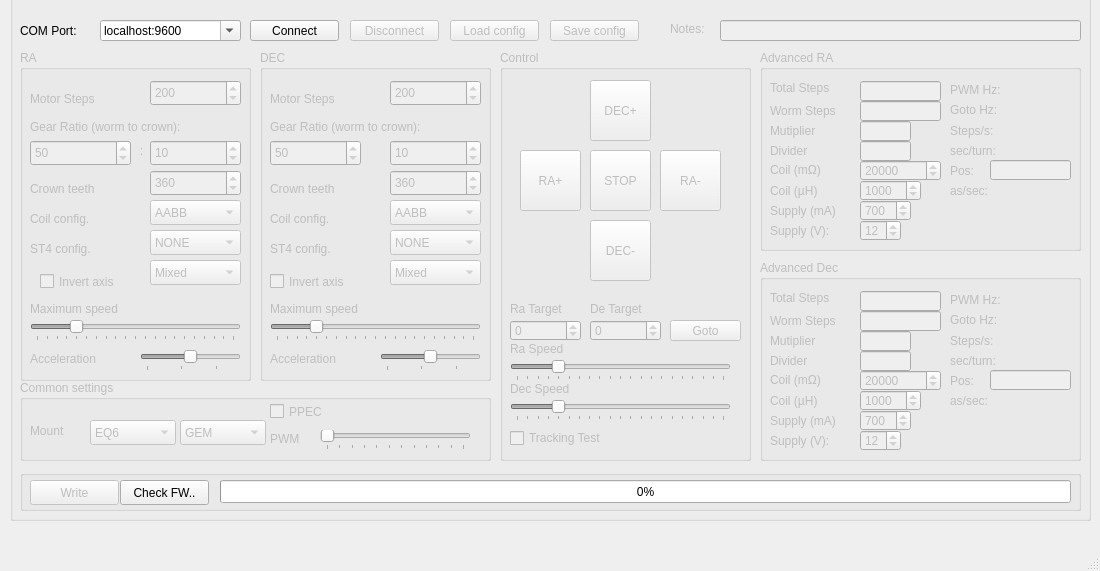
Qt form mainwindow.ui (ahp-electronics/gt-configurator) before a commit.
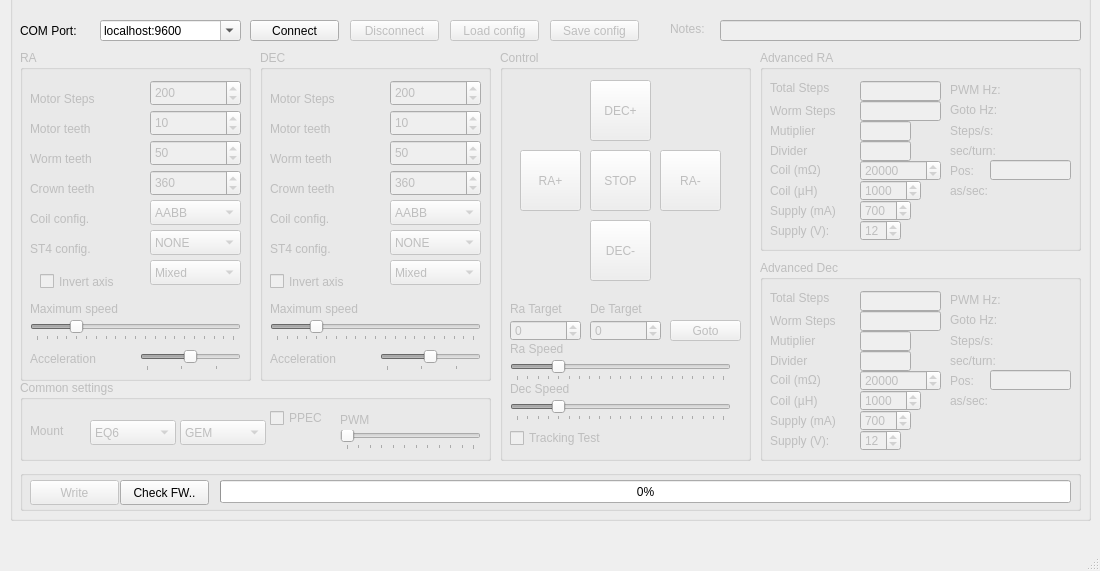
The same form after that commit.

Patch:
```diff
--- a/mainwindow.ui
+++ b/mainwindow.ui
@@ -63,9 +63,9 @@
      <widget class="QSpinBox" name="Worm_0">
       <property name="geometry">
        <rect>
-        <x>10</x>
+        <x>130</x>
         <y>90</y>
-        <width>101</width>
+        <width>91</width>
         <height>26</height>
        </rect>
       </property>
@@ -111,6 +111,19 @@
        <string>Motor Steps</string>
       </property>
      </widget>
+     <widget class="QLabel" name="label_4">
+      <property name="geometry">
+       <rect>
+        <x>10</x>
+        <y>100</y>
+        <width>111</width>
+        <height>17</height>
+       </rect>
+      </property>
+      <property name="text">
+       <string>Worm teeth</string>
+      </property>
+     </widget>
      <widget class="QLabel" name="label_5">
       <property name="geometry">
        <rect>
@@ -204,7 +217,7 @@
       <property name="geometry">
        <rect>
         <x>130</x>
-        <y>90</y>
+        <y>60</y>
         <width>91</width>
         <height>26</height>
        </rect>
@@ -223,13 +236,13 @@
       <property name="geometry">
        <rect>
         <x>10</x>
-        <y>66</y>
-        <width>201</width>
-        <height>21</height>
+        <y>70</y>
+        <width>111</width>
+        <height>17</height>
        </rect>
       </property>
       <property name="text">
-       <string>Gear Ratio (worm to crown):</string>
+       <string>Motor teeth</string>
       </property>
      </widget>
      <widget class="QSlider" name="MaxSpeed_0">
@@ -352,22 +365,6 @@
        </property>
       </item>
      </widget>
-     <widget class="QLabel" name="label_25">
-      <property name="geometry">
-       <rect>
-        <x>106</x>
-        <y>90</y>
-        <width>31</width>
-        <height>21</height>
-       </rect>
-      </property>
-      <property name="text">
-       <string>:</string>
-      </property>
-      <property name="alignment">
-       <set>Qt::AlignCenter</set>
-      </property>
-     </widget>
     </widget>
     <widget class="QGroupBox" name="WriteArea">
      <property name="enabled">
@@ -461,6 +458,25 @@
        <number>200</number>
       </property>
      </widget>
+     <widget class="QSpinBox" name="Worm_1">
+      <property name="geometry">
+       <rect>
+        <x>130</x>
+        <y>90</y>
+        <width>91</width>
+        <height>26</height>
+       </rect>
+      </property>
+      <property name="minimum">
+       <number>1</number>
+      </property>
+      <property name="maximum">
+       <number>16777215</number>
+      </property>
+      <property name="value">
+       <number>50</number>
+      </property>
+     </widget>
      <widget class="QSpinBox" name="Crown_1">
       <property name="geometry">
        <rect>
@@ -493,6 +509,19 @@
        <string>Motor Steps</string>
       </property>
      </widget>
+     <widget class="QLabel" name="label_13">
+      <property name="geometry">
+       <rect>
+        <x>10</x>
+        <y>100</y>
+        <width>111</width>
+        <height>17</height>
+       </rect>
+      </property>
+      <property name="text">
+       <string>Worm teeth</string>
+      </property>
+     </widget>
      <widget class="QLabel" name="label_14">
       <property name="geometry">
        <rect>
@@ -582,6 +611,38 @@
        <string>ST4 config.</string>
       </property>
      </widget>
+     <widget class="QSpinBox" name="Motor_1">
+      <property name="geometry">
+       <rect>
+        <x>130</x>
+        <y>60</y>
+        <width>91</width>
+        <height>26</height>
+       </rect>
+      </property>
+      <property name="minimum">
+       <number>1</number>
+      </property>
+      <property name="maximum">
+       <number>16777215</number>
+      </property>
+      <property name="value">
+       <number>10</number>
+      </property>
+     </widget>
+     <widget class="QLabel" name="label_18">
+      <property name="geometry">
+       <rect>
+        <x>10</x>
+        <y>70</y>
+        <width>111</width>
+        <height>17</height>
+       </rect>
+      </property>
+      <property name="text">
+       <string>Motor teeth</string>
+      </property>
+     </widget>
      <widget class="QSlider" name="MaxSpeed_1">
       <property name="geometry">
        <rect>
@@ -702,57 +763,6 @@
        </property>
       </item>
      </widget>
-     <widget class="QSpinBox" name="Motor_1">
-      <property name="geometry">
-       <rect>
-        <x>130</x>
-        <y>90</y>
-        <width>91</width>
-        <height>26</height>
-       </rect>
-      </property>
-      <property name="minimum">
-       <number>1</number>
-      </property>
-      <property name="maximum">
-       <number>16777215</number>
-      </property>
-      <property name="value">
-       <number>10</number>
-      </property>
-     </widget>
-     <widget class="QSpinBox" name="Worm_1">
-      <property name="geometry">
-       <rect>
-        <x>10</x>
-        <y>90</y>
-        <width>91</width>
-        <height>26</height>
-       </rect>
-      </property>
-      <property name="minimum">
-       <number>1</number>
-      </property>
-      <property name="maximum">
-       <number>16777215</number>
-      </property>
-      <property name="value">
-       <number>50</number>
-      </property>
-     </widget>
-     <widget class="QLabel" name="label_18">
-      <property name="geometry">
-       <rect>
-        <x>10</x>
-        <y>66</y>
-        <width>201</width>
-        <height>21</height>
-       </rect>
-      </property>
-      <property name="text">
-       <string>Gear Ratio (worm to crown):</string>
-      </property>
-     </widget>
     </widget>
     <widget class="QGroupBox" name="Control">
      <property name="enabled">
@@ -1108,10 +1118,10 @@
      <widget class="QLabel" name="PWMFreq_label">
       <property name="geometry">
        <rect>
-        <x>250</x>
-        <y>50</y>
-        <width>41</width>
-        <height>17</height>
+        <x>320</x>
+        <y>30</y>
+        <width>131</width>
+        <height>20</height>
        </rect>
       </property>
       <property name="text">
@@ -1121,9 +1131,9 @@
      <widget class="QSlider" name="PWMFreq">
       <property name="geometry">
        <rect>
-        <x>300</x>
+        <x>320</x>
         <y>50</y>
-        <width>151</width>
+        <width>141</width>
         <height>20</height>
        </rect>
       </property>
@@ -1172,9 +1182,9 @@
       <property name="geometry">
        <rect>
         <x>250</x>
-        <y>20</y>
+        <y>30</y>
         <width>61</width>
-        <height>23</height>
+        <height>16</height>
        </rect>
       </property>
       <property name="text">
```
